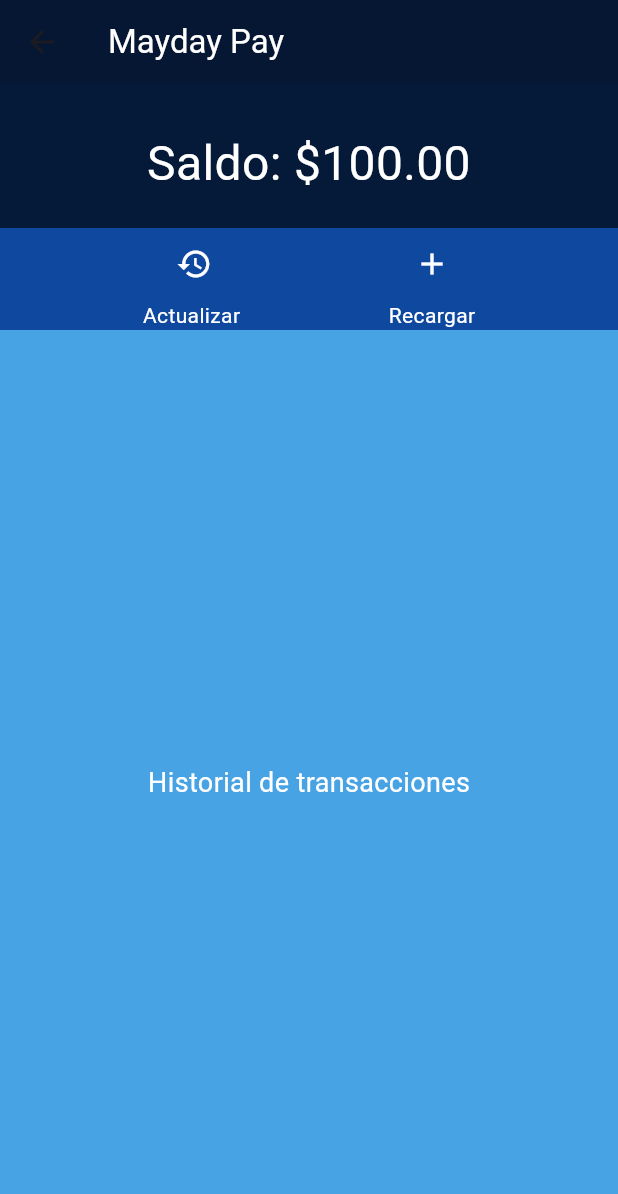
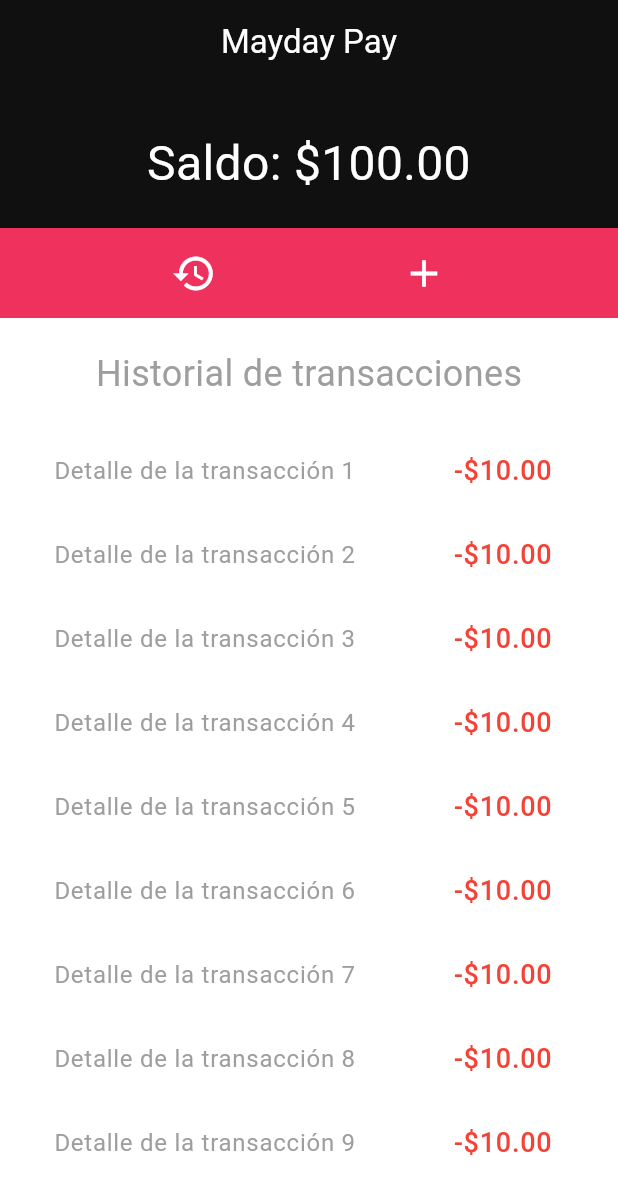
Before and after one commit to sambayoyo/Proyecto_movil, a Flutter app: the MayDayPay screen opened directly, on a phone screen of 412 x 824 dp. Shown: the top 1194 px of the screen. Run offline on Flutter 3.47's test engine with Material 3 defaults, Android fonts, the light colour scheme and no system bars; our stand-ins replace curved_navigation_bar, google_fonts.

Commit message:
maydaypay

```diff
--- a/lib/Widgets/MyHomePage.dart
+++ b/lib/Widgets/MyHomePage.dart
@@ -2,8 +2,7 @@
 
 import 'package:flutter/material.dart';
 import 'package:flutter_application_1/Widgets/Lobby.dart';
-import 'package:flutter_application_1/Widgets/LoginPage.dart';
-import 'package:flutter_application_1/Widgets/RecargaScreen.dart';
+import 'package:flutter_application_1/Widgets/MayDayPay.dart';
 import 'package:google_fonts/google_fonts.dart';
 import 'package:curved_navigation_bar/curved_navigation_bar.dart';
 import 'package:flutter_application_1/Widgets/Settings.dart';
@@ -16,7 +15,7 @@
 class _MyHomePageState extends State<MyHomePage> {
   bool isSearching = false;
   int selectedIndex = 0;
-  final screens = [RecargaScreen(), const Lobby(), Settings()];
+  final screens = [MayDayPay(), const Lobby(), Settings()];
 
   @override
   Widget build(BuildContext context) {
--- a/lib/Widgets/maydaypay.dart
+++ b/lib/Widgets/maydaypay.dart
@@ -10,18 +10,18 @@
           'Mayday Pay',
           style: TextStyle(color: Colors.white),
         ),
-        backgroundColor: const Color.fromARGB(255, 5, 23, 50),
+        backgroundColor: Color(0xFF101010),
+        centerTitle: true,
       ),
       body: Column(
         crossAxisAlignment: CrossAxisAlignment.stretch,
         children: [
-          // Logo de la wallet y Saldo de la cuenta
           Container(
             padding: EdgeInsets.all(20.0),
-            color: const Color.fromARGB(255, 5, 26, 57),
+            color: Color(0xFF101010),
             child: Column(
               children: [
-                SizedBox(height: 10.0), // Espacio entre los textos
+                SizedBox(height: 10.0),
                 Text(
                   'Saldo: \$100.00',
                   textAlign: TextAlign.center,
@@ -30,47 +30,38 @@
               ],
             ),
           ),
-          // Iconos de actualizar y recarga
           Container(
-            color: Color.fromARGB(255, 14, 72, 159),
+            color: Color(0xFFEF315D),
+            padding: EdgeInsets.symmetric(vertical: 6),
             child: Row(
               mainAxisAlignment: MainAxisAlignment.spaceEvenly,
               children: [
-                InkWell(
-                  onTap: () {
-                    // Implementa la acción para el actualizar
-                  },
-                  child: Column(
-                    mainAxisSize: MainAxisSize.min,
-                    children: [
-                      IconButton(
-                        icon: Icon(Icons.history, color: Colors.white),
+                Ink(
+                  decoration: ShapeDecoration(
+                    color: Colors.transparent,
+                    shape: CircleBorder(),
+                  ),
+                  child: IconButton(
+                    icon: Icon(Icons.history, color: Colors.white, size: 30),
                     onPressed: () {
-                          // Implementa la acción para el actualizar
+                      ScaffoldMessenger.of(context).showSnackBar(
+                        SnackBar(
+                          content: Text('Página actualizada'),
+                          duration: Duration(seconds: 1),
+                        ),
+                      );
                     },
                   ),
-                      Text(
-                        'Actualizar ',
-                        style: TextStyle(color: Colors.white),
                 ),
-                    ],
+                Ink(
+                  decoration: ShapeDecoration(
+                    color: Colors.transparent,
+                    shape: CircleBorder(),
                   ),
-                ),
-                InkWell(
-                  onTap: () {
-                    // Redirecciona a la pantalla de recarga
-                    Navigator.push(
-                      context,
-                      MaterialPageRoute(builder: (context) => RecargaScreen()),
-                    );
-                  },
-                  child: Column(
-                    mainAxisSize: MainAxisSize.min,
-                    children: [
-                      IconButton(
-                        icon: Icon(Icons.add, color: Colors.white),
+                  child: IconButton(
+                    icon: Icon(Icons.add, color: Colors.white, size: 30),
                     onPressed: () {
-                          // Redirecciona a la pantalla de recarga
+                      // Implementa la acción para recargar
                       Navigator.push(
                         context,
                         MaterialPageRoute(
@@ -78,25 +69,41 @@
                       );
                     },
                   ),
-                      Text(
-                        'Recargar',
-                        style: TextStyle(color: Colors.white),
                 ),
               ],
             ),
           ),
-              ],
+          Expanded(
+            child: Container(
+              color: Color.fromARGB(255, 255, 255, 255),
+              padding: EdgeInsets.all(20.0),
+              child: Column(
+                mainAxisAlignment: MainAxisAlignment.center,
+                children: [
+                  Text(
+                    'Historial de transacciones',
+                    style: TextStyle(fontSize: 24.0, color: Colors.grey),
+                  ),
+                  SizedBox(height: 20),
+                  Expanded(
+                    child: ListView.builder(
+                      itemCount: 15,
+                      itemBuilder: (context, index) {
+                        index += 1;
+                        return ListTile(
+                          title: Text(
+                            'Detalle de la transacción $index',
+                            style: TextStyle(color: Colors.grey),
+                          ),
+                          trailing: Text(
+                            '-\$10.00', // Monto de la transacción
+                            style: TextStyle(color: Colors.red, fontSize: 18),
+                          ),
+                        );
+                      },
                     ),
                   ),
-          // Espacio para mostrar el historial de transacciones
-          Expanded(
-            child: Container(
-              color: Color.fromARGB(255, 71, 163, 228),
-              child: Center(
-                child: Text(
-                  'Historial de transacciones',
-                  style: TextStyle(fontSize: 18.0, color: Colors.white),
-                ),
+                ],
               ),
             ),
           ),
```
Lines whose indentation alone changed are shown as unchanged.
